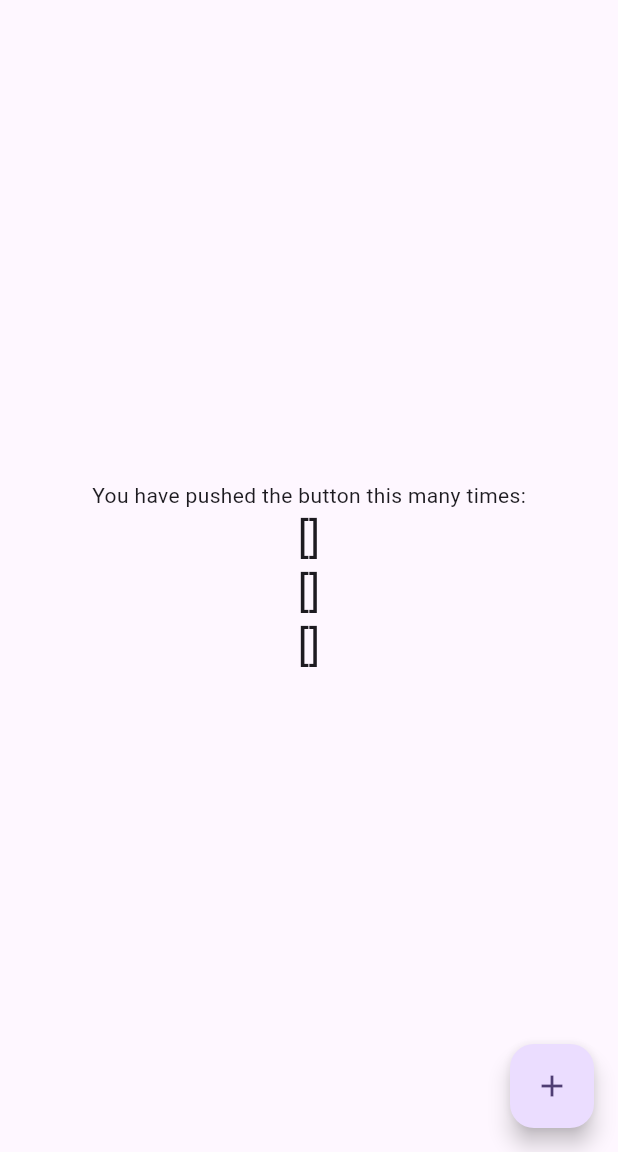
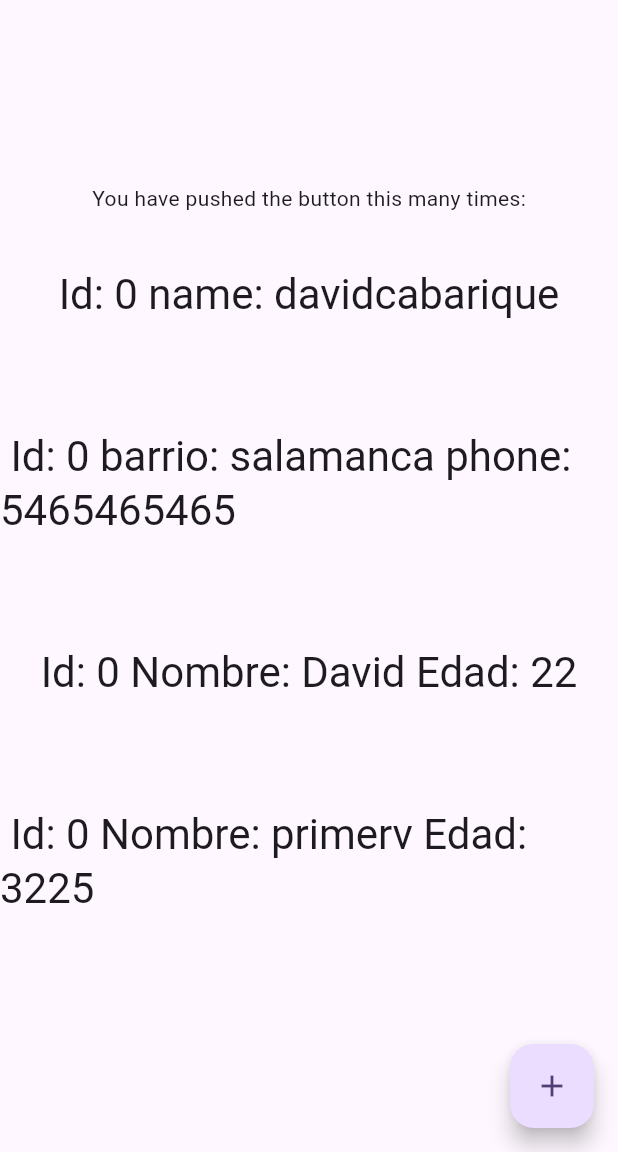
Before and after one commit to Cabariqued27/Proyecto_Final, a Flutter app: the screen it shows after launch, after a tap on the "add" icon, on a phone screen of 412 x 824 dp, the part 84-1236 px from its top. Run offline on Flutter 3.47's test engine with Material 2 defaults, Android fonts, the phone set to English and light mode, and no system bars; our stand-ins replace sqflite; accounts and stored records are empty.

Commit message:
db development 6/ volunteer created

```diff
--- a/sirdad/lib/main.dart
+++ b/sirdad/lib/main.dart
@@ -1,6 +1,7 @@
 import 'package:flutter/material.dart';
 import 'package:sirdad/models/family.dart';
 import 'package:sirdad/models/member.dart';
+import 'package:sirdad/models/volunteer.dart';
 import 'models/event.dart';
 
 
@@ -63,13 +64,24 @@ class _MyHomePageState extends State<MyHomePage> {
  String events='';
  String familys='';
  String members='';
+ String volunteers='';
 
   @override
   void initState(){
     getEvents();
     getFamilys();
     getMembers();
+    getVolunteers();
     super.initState();
+  }
+
+
+getVolunteers() async {
+  List volunteers = await Volunteer().getVolunteers();
+  print('Voluntarios obtenidas: $volunteers');
+  setState(() {
+    this.volunteers = volunteers.toString();
+  });
 }
 
   getFamilys() async {
@@ -98,22 +110,28 @@ class _MyHomePageState extends State<MyHomePage> {
 
 
  void _incrementCounter() async {
-    Event event = Event( name: 'davidcabarique', description: 'prueba', date: 'hoy');
-    event.save();
+  Event event = Event(name: 'davidcabarique', description: 'prueba', date: 'hoy');
+  await event.save();
 
   Family family = Family(barrio: 'salamanca', address: 'asdasd', phone: 5465465465, date: 'asdasddd', eventId: 1);
-    family.save();
+  await family.save();
 
   Member member = Member(name: 'David', surname: 'Cabarique',kid: 1,nid: 1,rela: 2,gen: 'm',age: 22,
   et: 1,heal: 2,aheal: 3);
-    member.save();
+  await member.save();
 
+  Volunteer volunteer = Volunteer(namev: 'primerv', nidv: 1002, phonev: 3225, ong: 'siu', sign: 'firma', news: 'no paso nada');
+  await volunteer.save();
+
+  // Actualiza las variables y la interfaz de usuario
   setState(() {
-      events;
-      familys;
-      members;
+    events = event.toString();
+    familys = family.toString();
+    members = member.toString();
+    volunteers = volunteer.toString();
   });
 }
+
   @override
   Widget build(BuildContext context) {
     // This method is rerun every time setState is called, for instance as done
@@ -164,7 +182,11 @@ class _MyHomePageState extends State<MyHomePage> {
             ),Text(
               members,
               style: Theme.of(context).textTheme.headlineMedium,
+            ),Text(
+              volunteers,
+              style: Theme.of(context).textTheme.headlineMedium,
             ),
+
           ],
         ),
       ),
--- /dev/null
+++ b/sirdad/lib/models/volunteer.dart
@@ -0,0 +1,69 @@
+import '../services/crud.dart';
+import '../services/tables.dart';
+
+class Volunteer extends Crud {
+  int idv;
+  String namev;
+  int nidv;
+  int phonev;
+  String ong;
+  String sign;
+  String news;
+
+  Volunteer({
+    this.idv = 0,
+    this.namev = '',
+    this.nidv = 0,
+    this.phonev = 0,
+    this.ong = '',
+    this.sign = '',
+    this.news = '',
+  }) : super(volunteerTable);
+
+  @override
+  String toString() {
+    return '\n Id: $idv Nombre: $namev Edad: $phonev \n';
+  }
+
+  Volunteer toObject(Map<dynamic, dynamic> data) {
+    return Volunteer(
+      idv: data['idv'],
+      namev: data['namev'],
+      nidv: data['nidv'],
+      phonev: data['phonev'],
+      ong: data['ong'],
+      sign: data['sign'],
+      news: data['news'],
+    );
+  }
+
+  Map<String, dynamic> toMap() {
+    return {
+      'idv': idv > 0 ? idv : null,
+      'namev': namev,
+      'nidv': nidv,
+      'phonev': phonev,
+      'ong': ong,
+      'sign': sign,
+      'news': news,
+    };
+  }
+
+  save() async {
+    print("Volunteer");
+    await ((idv > 0) ? update(toMap()) : create(toMap()));
+  }
+
+  remove() async {
+    await delete(idv);
+  }
+
+  Future<List<Volunteer>> getVolunteers() async {
+    var resultf = await query('SELECT * FROM $volunteerTable');
+    return _getListObject(resultf);
+  }
+
+  List<Volunteer> _getListObject(parsed) {
+    return (parsed as List).map((map) => toObject(map)).toList();
+  }
+}
--- a/sirdad/lib/services/db.dart
+++ b/sirdad/lib/services/db.dart
@@ -7,7 +7,7 @@ class db {
 
   Future<Database> open()async{
     String path = join(await getDatabasesPath(),name);
-    //await deleteDatabase(path);
+    await deleteDatabase(path);
     return openDatabase(path,
     version: version,
     onConfigure: onConfigure,
--- a/sirdad/lib/services/tables.dart
+++ b/sirdad/lib/services/tables.dart
@@ -1,6 +1,7 @@
 const String eventTable = 'event';
 const String familyTable = 'family';
 const String memberTable = 'member';
+const String volunteerTable = 'volunteer';
 
 List get tables => [
       _createTable(
@@ -32,7 +33,16 @@ List get tables => [
           'heal INTEGER,'
           'aheal INTEGER,'
           'familyId INTEGER,'
-          'FOREIGN KEY (familyId) REFERENCES $familyTable(idf)')
+          'FOREIGN KEY (familyId) REFERENCES $familyTable(idf)'),
+      _createTable(
+          volunteerTable,
+          'idv INTEGER PRIMARY KEY AUTOINCREMENT NOT NULL,'
+          'namev TEXT,'
+          'nidv TEXT,'
+          'phonev TEXT,'
+          'ong TEXT,'
+          'sign TEXT,'
+          'news TEXT,')
     ];
 
 _createTable(String table, String columns) {
```
Also changed, not shown: sirdad/lib/models/family.dart (+16 -19 lines), sirdad/lib/models/member.dart (+8 -8 lines). Lines whose indentation alone changed are shown as unchanged.
